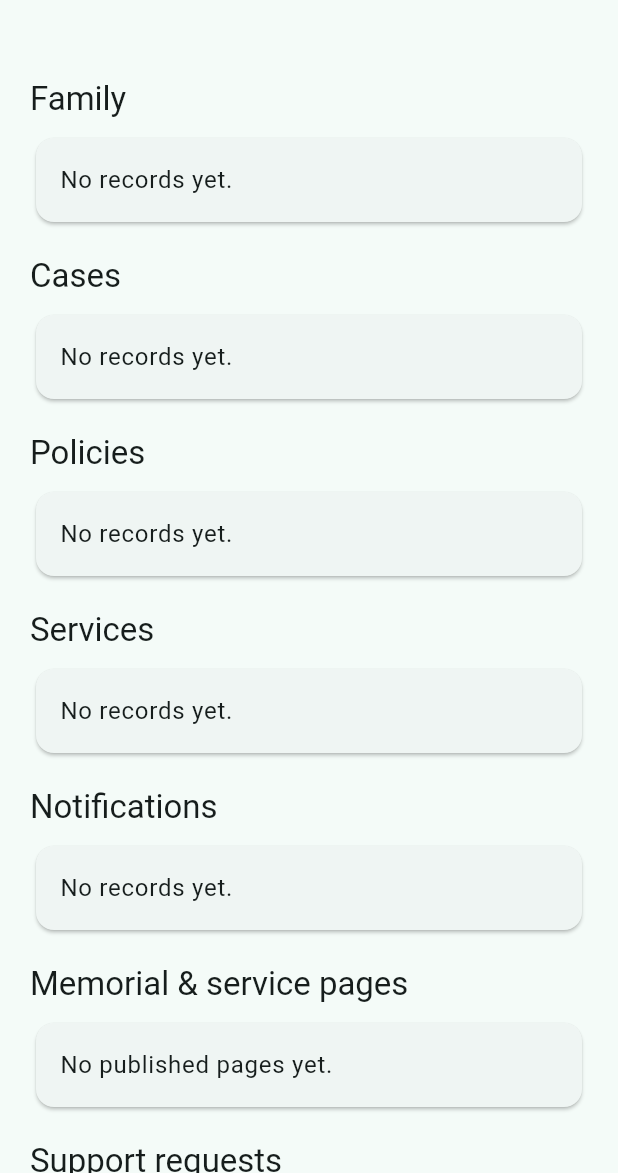
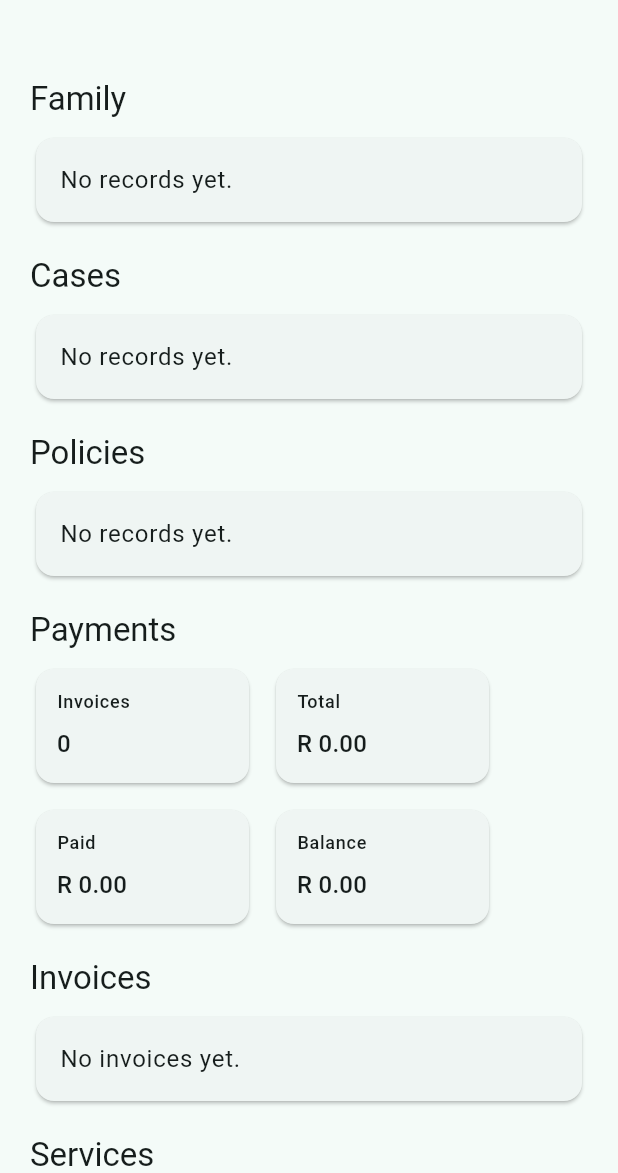
Before and after one commit to uNdabezinhle/restwell, a Flutter app: the ClientDashboardScreen screen opened directly, on a phone screen of 412 x 824 dp, the part 63-1236 px from its top. Run offline on Flutter 3.47's test engine with Material 3 defaults, Android fonts, the phone set to English and light mode, and no system bars; our stand-ins replace dio, flutter_riverpod.

Commit message:
Show family financials in client portal

```diff
--- a/frontend/client_app/lib/main.dart
+++ b/frontend/client_app/lib/main.dart
@@ -343,6 +343,10 @@ class ClientDashboardScreen extends ConsumerWidget {
                 rows: dashboard['policies'] as List<dynamic>? ?? const [],
                 titleKey: 'policy_number',
                 subtitleKey: 'template'),
+            _FinancialSummary(
+                summary: dashboard['financials'] as Map<String, dynamic>?),
+            _InvoiceSection(
+                rows: dashboard['invoices'] as List<dynamic>? ?? const []),
             _Section(
                 title: 'Services',
                 rows: dashboard['events'] as List<dynamic>? ?? const [],
@@ -425,6 +429,108 @@ class ClientDashboardScreen extends ConsumerWidget {
     await ref
         .read(clientControllerProvider)
         .submitSupport(result.$1, result.$2);
+  }
+}
+
+class _FinancialSummary extends StatelessWidget {
+  const _FinancialSummary({required this.summary});
+
+  final Map<String, dynamic>? summary;
+
+  @override
+  Widget build(BuildContext context) {
+    final data = summary ?? const <String, dynamic>{};
+    final tiles = [
+      ('Invoices', (data['invoice_count'] ?? 0).toString()),
+      ('Total', _money(data['total_amount'])),
+      ('Paid', _money(data['amount_paid'])),
+      ('Balance', _money(data['balance_due'])),
+    ];
+    return Column(
+      crossAxisAlignment: CrossAxisAlignment.start,
+      children: [
+        Padding(
+          padding: const EdgeInsets.only(top: 18, bottom: 8),
+          child:
+              Text('Payments', style: Theme.of(context).textTheme.titleLarge),
+        ),
+        Wrap(
+          spacing: 10,
+          runSpacing: 10,
+          children: [
+            for (final tile in tiles)
+              SizedBox(
+                width: 150,
+                child: Card(
+                  child: Padding(
+                    padding: const EdgeInsets.all(14),
+                    child: Column(
+                      crossAxisAlignment: CrossAxisAlignment.start,
+                      children: [
+                        Text(tile.$1,
+                            style: Theme.of(context).textTheme.labelMedium),
+                        const SizedBox(height: 8),
+                        Text(tile.$2,
+                            style: Theme.of(context).textTheme.titleMedium),
+                      ],
+                    ),
+                  ),
+                ),
+              ),
+          ],
+        ),
+      ],
+    );
+  }
+}
+
+class _InvoiceSection extends StatelessWidget {
+  const _InvoiceSection({required this.rows});
+
+  final List<dynamic> rows;
+
+  @override
+  Widget build(BuildContext context) {
+    return Column(
+      crossAxisAlignment: CrossAxisAlignment.start,
+      children: [
+        Padding(
+          padding: const EdgeInsets.only(top: 18, bottom: 8),
+          child:
+              Text('Invoices', style: Theme.of(context).textTheme.titleLarge),
+        ),
+        if (rows.isEmpty)
+          const Card(child: ListTile(title: Text('No invoices yet.')))
+        else
+          for (final row in rows.cast<Map<String, dynamic>>())
+            Card(
+              child: ExpansionTile(
+                title: Text((row['invoice_number'] ?? 'Invoice').toString()),
+                subtitle: Text(
+                  'Status: ${row['status'] ?? '-'} | Balance: ${_money(row['balance_due'])}',
+                ),
+                children: [
+                  ListTile(
+                    title: Text('Total ${_money(row['total_amount'])}'),
+                    subtitle: Text(
+                      'Paid ${_money(row['amount_paid'])} | Due ${row['due_date'] ?? '-'}',
+                    ),
+                  ),
+                  for (final payment
+                      in (row['payments'] as List<dynamic>? ?? const [])
+                          .cast<Map<String, dynamic>>())
+                    ListTile(
+                      leading: const Icon(Icons.payments_outlined),
+                      title: Text(_money(payment['amount'])),
+                      subtitle: Text(
+                        '${payment['method'] ?? '-'} | ${payment['status'] ?? '-'}',
+                      ),
+                    ),
+                ],
+              ),
+            ),
+      ],
+    );
   }
 }
 
@@ -649,3 +755,15 @@ Color _hexColor(String? value) {
   }
   return Color(int.parse(value.substring(1), radix: 16) + 0xFF000000);
 }
+
+String _money(dynamic value) {
+  final amount = _numberValue(value);
+  return 'R ${amount.toStringAsFixed(2)}';
+}
+
+double _numberValue(dynamic value) {
+  if (value is num) {
+    return value.toDouble();
+  }
+  return double.tryParse(value?.toString() ?? '') ?? 0;
+}
```
Also changed, not shown: 2 other files.
